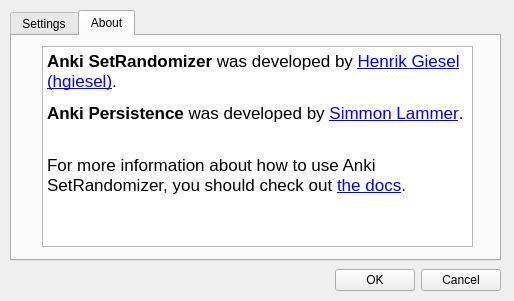
Qt form src/gui/set_randomizer_option.ui (hgiesel/anki_set_randomizer) before a commit.
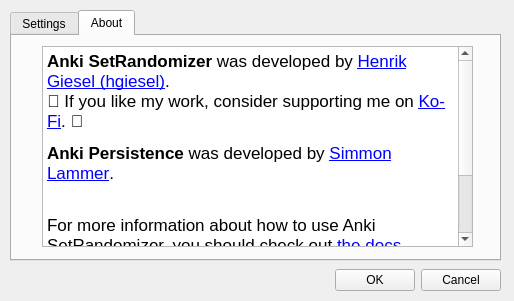
The same form after that commit. The open tabs and pages were chosen to show the change.

```diff
--- a/src/gui/set_randomizer_option.ui
+++ b/src/gui/set_randomizer_option.ui
@@ -324,9 +324,11 @@
 &lt;html&gt;&lt;head&gt;&lt;meta name=&quot;qrichtext&quot; content=&quot;1&quot; /&gt;&lt;style type=&quot;text/css&quot;&gt;
 p, li { white-space: pre-wrap; }
 &lt;/style&gt;&lt;/head&gt;&lt;body style=&quot; font-family:'.SF NS Text'; font-size:13pt; font-weight:400; font-style:normal;&quot;&gt;
-&lt;p style=&quot; margin-top:12px; margin-bottom:12px; margin-left:0px; margin-right:0px; -qt-block-indent:0; text-indent:0px;&quot;&gt;&lt;span style=&quot; font-weight:600;&quot;&gt;Anki SetRandomizer&lt;/span&gt; was developed by &lt;a href=&quot;https://github.com/hgiesel&quot;&gt;&lt;span style=&quot; text-decoration: underline; color:#0000ff;&quot;&gt;Henrik Giesel (hgiesel)&lt;/span&gt;&lt;/a&gt;.&lt;/p&gt;
+&lt;p style=&quot; margin-top:12px; margin-bottom:12px; margin-left:0px; margin-right:0px; -qt-block-indent:0; text-indent:0px;&quot;&gt;&lt;span style=&quot; font-weight:600;&quot;&gt;Anki SetRandomizer&lt;/span&gt; was developed by &lt;a href=&quot;https://github.com/hgiesel&quot;&gt;&lt;span style=&quot; text-decoration: underline; color:#0000ff;&quot;&gt;Henrik Giesel (hgiesel)&lt;/span&gt;&lt;/a&gt;. &lt;br /&gt;🐇 If you like my work, consider supporting me on &lt;a href=&quot;https://ko-fi.com/Z8Z2129VR&quot;&gt;&lt;span style=&quot; text-decoration: underline; color:#0000ff;&quot;&gt;Ko-Fi&lt;/span&gt;&lt;/a&gt;. 🐇&lt;/p&gt;
 &lt;p style=&quot; margin-top:12px; margin-bottom:12px; margin-left:0px; margin-right:0px; -qt-block-indent:0; text-indent:0px;&quot;&gt;&lt;span style=&quot; font-weight:600;&quot;&gt;Anki Persistence&lt;/span&gt; was developed by &lt;a href=&quot;https://github.com/SimonLammer/anki-persistence&quot;&gt;&lt;span style=&quot; text-decoration: underline; color:#0000ff;&quot;&gt;Simmon Lammer&lt;/span&gt;&lt;/a&gt;.&lt;br /&gt;&lt;/p&gt;
-&lt;p style=&quot; margin-top:12px; margin-bottom:12px; margin-left:0px; margin-right:0px; -qt-block-indent:0; text-indent:0px;&quot;&gt;For more information about how to use Anki SetRandomizer, you should check out &lt;a href=&quot;https://github.com/hgiesel/anki-set-randomizer/tree/master&quot;&gt;&lt;span style=&quot; text-decoration: underline; color:#0000ff;&quot;&gt;the docs&lt;/span&gt;&lt;/a&gt;.&lt;/p&gt;&lt;/body&gt;&lt;/html&gt;</string>
+&lt;p style=&quot; margin-top:12px; margin-bottom:12px; margin-left:0px; margin-right:0px; -qt-block-indent:0; text-indent:0px;&quot;&gt;For more information about how to use Anki SetRandomizer, you should check out &lt;a href=&quot;https://github.com/hgiesel/anki-set-randomizer/tree/master&quot;&gt;&lt;span style=&quot; text-decoration: underline; color:#0000ff;&quot;&gt;the docs&lt;/span&gt;&lt;/a&gt;.&lt;/p&gt;
+&lt;p style=&quot;-qt-paragraph-type:empty; margin-top:12px; margin-bottom:12px; margin-left:0px; margin-right:0px; -qt-block-indent:0; text-indent:0px;&quot;&gt;&lt;br /&gt;&lt;/p&gt;
+&lt;p style=&quot; margin-top:12px; margin-bottom:12px; margin-left:0px; margin-right:0px; -qt-block-indent:0; text-indent:0px;&quot;&gt;Thanks to reddit user u/im__aarkay for testing it on AnkiDroid.&lt;/p&gt;&lt;/body&gt;&lt;/html&gt;</string>
      </property>
      <property name="openExternalLinks">
       <bool>true</bool>
```
